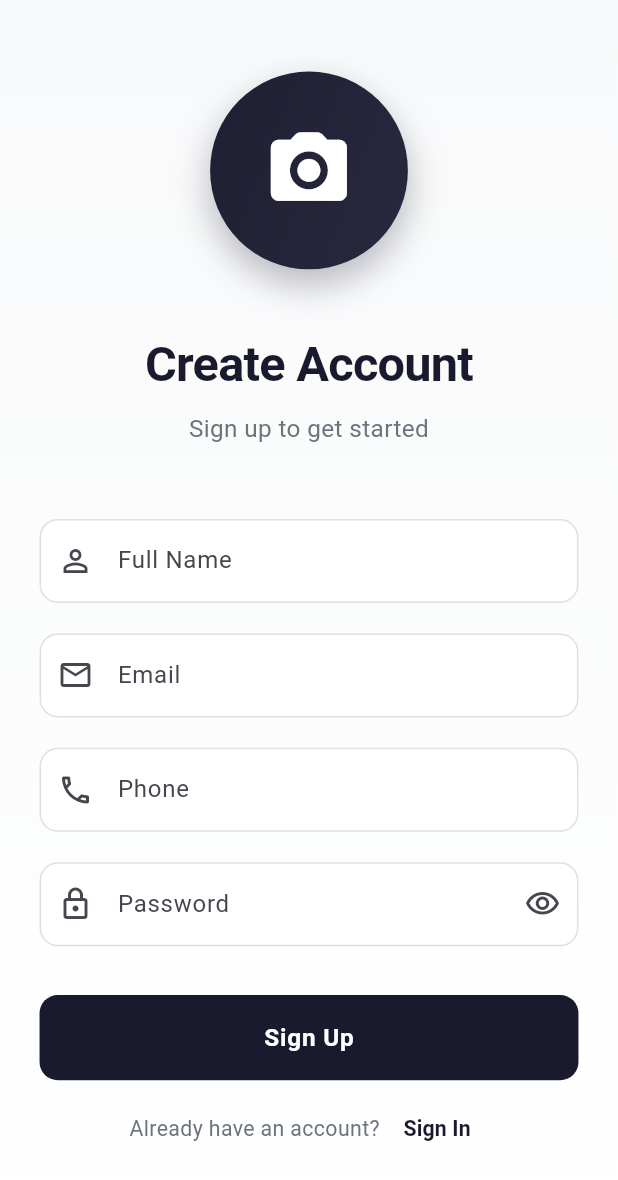
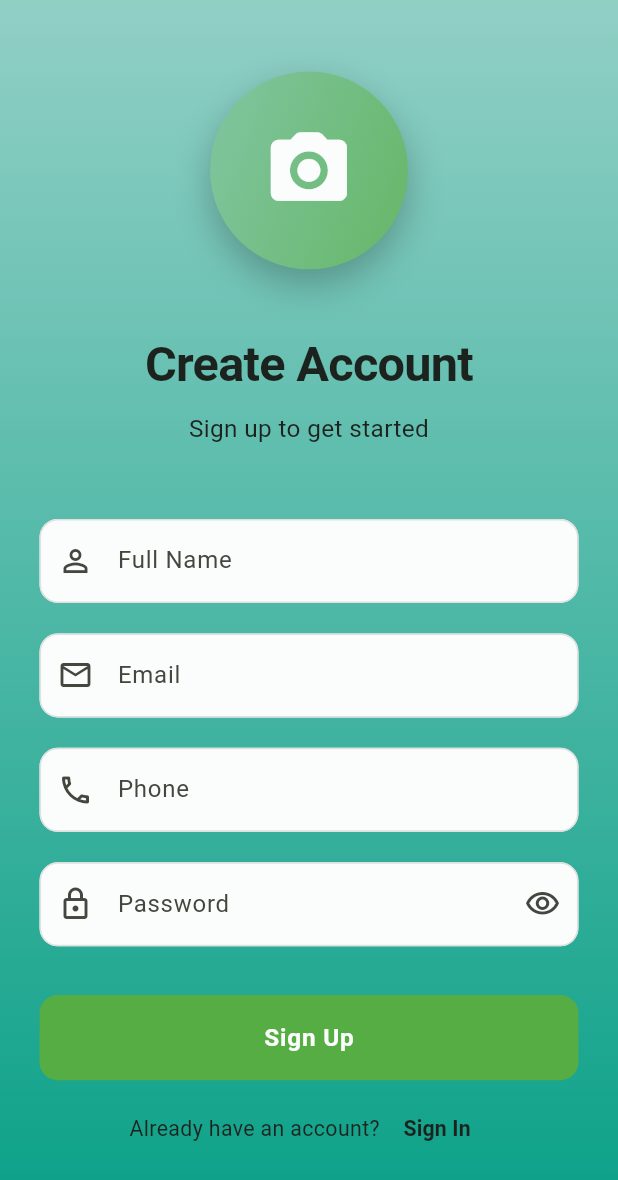
Before and after one commit to devmhsagar/realtog, a Flutter app: the screen it shows after launch, after a tap on "Sign Up", on a phone screen of 412 x 824 dp. Shown: the top 1180 px of the screen. Run offline on Flutter 3.47's test engine with Material 3 defaults, Android fonts, the phone set to English and light mode, and no system bars; our stand-ins replace dio, flutter_riverpod, flutter_screenutil, flutter_secure_storage, fpdart.

Commit message:
Added new app color

```diff
--- a/lib/core/constants/app_colors.dart
+++ b/lib/core/constants/app_colors.dart
@@ -1,35 +1,37 @@
 import 'package:flutter/material.dart';
 
 /// App color constants for the photography app
-/// Uses a modern, elegant color palette suitable for a photography service
+/// Uses colors from the app logo design
 class AppColors {
   AppColors._();
 
-  // Primary colors - Deep, professional tones
-  static const Color primary = Color(0xFF1A1A2E); // Deep navy/charcoal
-  static const Color primaryDark = Color(0xFF0F0F1E); // Almost black
-  static const Color primaryLight = Color(0xFF2D2D44); // Lighter navy
+  // Logo colors
+  static const Color vibrantGreen = Color(0xFF56AD43);
+  static const Color white = Color(0xFFFBFCFC);
+  static const Color tealAqua = Color(0xFF09A087);
+  static const Color lightTurquoise = Color(0xFF91CFC5);
+  static const Color darkShadow = Color(0xFF1C221D);
 
-  // Accent colors - Warm, inviting tones
-  static const Color accent = Color(0xFFFF6B6B); // Coral red
-  static const Color accentLight = Color(0xFFFF8E8E); // Light coral
-  static const Color accentDark = Color(0xFFE55555); // Dark coral
+  // Primary colors - Using vibrant green as primary
+  static const Color primary = vibrantGreen; // #56AD43
+  static const Color primaryDark = Color(0xFF459A35); // Darker green
+  static const Color primaryLight = Color(0xFF6BC058); // Lighter green
 
-  // Secondary colors - Complementary tones
-  static const Color secondary = Color(0xFF4ECDC4); // Teal/turquoise
-  static const Color secondaryLight = Color(0xFF6EDDD6); // Light teal
-  static const Color secondaryDark = Color(0xFF3BA8A1); // Dark teal
+  // Secondary colors - Teal/aqua tones
+  static const Color secondary = tealAqua; // #09A087
+  static const Color secondaryLight = lightTurquoise; // #91CFC5
+  static const Color secondaryDark = Color(0xFF078A75); // Darker teal
 
   // Background colors
-  static const Color background = Color(0xFFF8F9FA); // Off-white
-  static const Color backgroundDark = Color(0xFF1A1A2E); // Dark background
-  static const Color surface = Color(0xFFFFFFFF); // White
-  static const Color surfaceDark = Color(0xFF2D2D44); // Dark surface
+  static const Color background = white; // #FBFCFC
+  static const Color backgroundDark = darkShadow; // #1C221D
+  static const Color surface = white; // #FBFCFC
+  static const Color surfaceDark = Color(0xFF2A332C); // Dark surface
 
   // Text colors
-  static const Color textPrimary = Color(0xFF1A1A2E); // Dark text
+  static const Color textPrimary = darkShadow; // #1C221D
   static const Color textSecondary = Color(0xFF6C757D); // Gray text
-  static const Color textLight = Color(0xFFFFFFFF); // White text
+  static const Color textLight = white; // #FBFCFC
   static const Color textHint = Color(0xFFADB5BD); // Hint text
 
   // Border and divider colors
@@ -38,36 +40,33 @@ class AppColors {
   static const Color divider = Color(0xFFE9ECEF); // Divider
 
   // Status colors
-  static const Color success = Color(0xFF28A745); // Green
+  static const Color success = vibrantGreen; // #56AD43
   static const Color error = Color(0xFFDC3545); // Red
   static const Color warning = Color(0xFFFFC107); // Yellow
-  static const Color info = Color(0xFF17A2B8); // Blue
+  static const Color info = tealAqua; // #09A087
 
   // Gradient colors
   static const LinearGradient primaryGradient = LinearGradient(
     begin: Alignment.topLeft,
     end: Alignment.bottomRight,
     colors: [
-      Color(0xFF1A1A2E),
-      Color(0xFF2D2D44),
+      lightTurquoise, // #91CFC5 - upper highlight
+      vibrantGreen, // #56AD43 - bottom-right accent
     ],
   );
 
   static const LinearGradient accentGradient = LinearGradient(
     begin: Alignment.topLeft,
     end: Alignment.bottomRight,
-    colors: [
-      Color(0xFFFF6B6B),
-      Color(0xFFFF8E8E),
-    ],
+    colors: [vibrantGreen, primaryLight],
   );
 
   static const LinearGradient backgroundGradient = LinearGradient(
     begin: Alignment.topCenter,
     end: Alignment.bottomCenter,
     colors: [
-      Color(0xFFF8F9FA),
-      Color(0xFFFFFFFF),
+      lightTurquoise, // #91CFC5 - upper highlight
+      tealAqua, // #09A087 - main background
     ],
   );
 }
--- a/lib/pages/auth/login_page.dart
+++ b/lib/pages/auth/login_page.dart
@@ -66,7 +66,7 @@ class _LoginPageState extends ConsumerState<LoginPage> {
         child: SafeArea(
           child: Center(
             child: SingleChildScrollView(
-              padding: EdgeInsets.symmetric(horizontal: 24.w),
+              padding: EdgeInsets.symmetric(horizontal: 24.w, vertical: 16.h),
               child: Form(
                 key: _formKey,
                 child: Column(
@@ -82,7 +82,7 @@ class _LoginPageState extends ConsumerState<LoginPage> {
                         gradient: AppColors.primaryGradient,
                         boxShadow: [
                           BoxShadow(
-                            color: AppColors.primary.withValues(alpha: 0.3),
+                            color: AppColors.darkShadow.withValues(alpha: 0.3),
                             blurRadius: 20,
                             offset: const Offset(0, 10),
                           ),
@@ -91,7 +91,7 @@ class _LoginPageState extends ConsumerState<LoginPage> {
                       child: Icon(
                         Icons.camera_alt_rounded,
                         size: 60.sp,
-                        color: AppColors.textLight,
+                        color: AppColors.white,
                       ),
                     ),
                     SizedBox(height: 40.h),
@@ -112,7 +112,8 @@ class _LoginPageState extends ConsumerState<LoginPage> {
                       'Sign in to continue',
                       style: TextStyle(
                         fontSize: 16.sp,
-                        color: AppColors.textSecondary,
+                        color: AppColors.textPrimary,
+                        fontWeight: FontWeight.w400,
                       ),
                       textAlign: TextAlign.center,
                     ),
@@ -239,8 +240,8 @@ class _LoginPageState extends ConsumerState<LoginPage> {
                           'Forgot Password?',
                           style: TextStyle(
                             fontSize: 14.sp,
-                            color: AppColors.primary,
-                            fontWeight: FontWeight.w500,
+                            color: AppColors.textPrimary,
+                            fontWeight: FontWeight.w600,
                           ),
                         ),
                       ),
@@ -295,7 +296,8 @@ class _LoginPageState extends ConsumerState<LoginPage> {
                           "Don't have an account? ",
                           style: TextStyle(
                             fontSize: 14.sp,
-                            color: AppColors.textSecondary,
+                            color: AppColors.textPrimary,
+                            fontWeight: FontWeight.w400,
                           ),
                         ),
                         TextButton(
@@ -311,8 +313,8 @@ class _LoginPageState extends ConsumerState<LoginPage> {
                             'Sign Up',
                             style: TextStyle(
                               fontSize: 14.sp,
-                              color: AppColors.primary,
-                              fontWeight: FontWeight.w600,
+                              color: AppColors.textPrimary,
+                              fontWeight: FontWeight.w700,
                             ),
                           ),
                         ),
--- a/lib/pages/auth/register_page.dart
+++ b/lib/pages/auth/register_page.dart
@@ -83,7 +83,7 @@ class _RegisterPageState extends ConsumerState<RegisterPage> {
         child: SafeArea(
           child: Center(
             child: SingleChildScrollView(
-              padding: EdgeInsets.symmetric(horizontal: 24.w),
+              padding: EdgeInsets.symmetric(horizontal: 24.w, vertical: 16.h),
               child: Form(
                 key: _formKey,
                 child: Column(
@@ -99,7 +99,7 @@ class _RegisterPageState extends ConsumerState<RegisterPage> {
                         gradient: AppColors.primaryGradient,
                         boxShadow: [
                           BoxShadow(
-                            color: AppColors.primary.withValues(alpha: 0.3),
+                            color: AppColors.darkShadow.withValues(alpha: 0.3),
                             blurRadius: 20,
                             offset: const Offset(0, 10),
                           ),
@@ -108,7 +108,7 @@ class _RegisterPageState extends ConsumerState<RegisterPage> {
                       child: Icon(
                         Icons.camera_alt_rounded,
                         size: 60.sp,
-                        color: AppColors.textLight,
+                        color: AppColors.white,
                       ),
                     ),
                     SizedBox(height: 40.h),
@@ -129,7 +129,8 @@ class _RegisterPageState extends ConsumerState<RegisterPage> {
                       'Sign up to get started',
                       style: TextStyle(
                         fontSize: 16.sp,
-                        color: AppColors.textSecondary,
+                        color: AppColors.textPrimary,
+                        fontWeight: FontWeight.w400,
                       ),
                       textAlign: TextAlign.center,
                     ),
@@ -396,7 +397,8 @@ class _RegisterPageState extends ConsumerState<RegisterPage> {
                           'Already have an account? ',
                           style: TextStyle(
                             fontSize: 14.sp,
-                            color: AppColors.textSecondary,
+                            color: AppColors.textPrimary,
+                            fontWeight: FontWeight.w400,
                           ),
                         ),
                         TextButton(
@@ -407,8 +409,8 @@ class _RegisterPageState extends ConsumerState<RegisterPage> {
                             'Sign In',
                             style: TextStyle(
                               fontSize: 14.sp,
-                              color: AppColors.primary,
-                              fontWeight: FontWeight.w600,
+                              color: AppColors.textPrimary,
+                              fontWeight: FontWeight.w700,
                             ),
                           ),
                         ),
```
